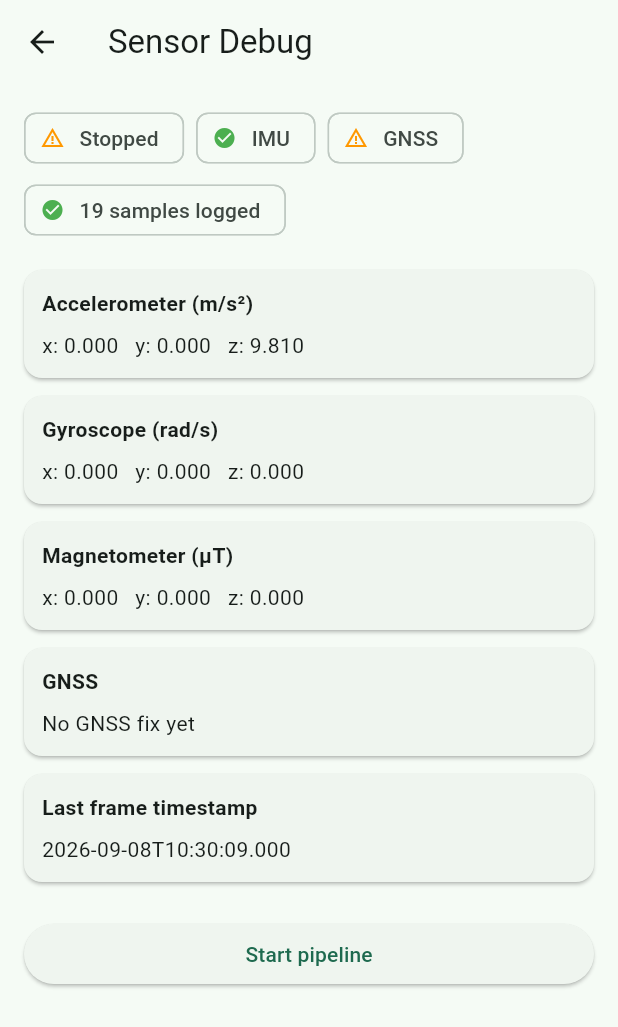
After one commit to Jagrit-15/Protocol-Synapsix-VECTOR-, a Flutter app: the SensorDebugScreen screen opened by its route, after a tap on "Stop pipeline", on a phone screen of 412 x 824 dp. The commit adds this screen. Shown: the top 1027 px of the screen. Run offline on Flutter 3.47's test engine with Material 3 defaults, Android fonts, the phone set to English and light mode, and no system bars; our stand-ins replace fl_chart, flutter_dotenv, flutter_map, flutter_riverpod, geolocator, latlong2 and 3 more; missing offline and left inert: flutter_background_service, tflite_flutter; accounts and stored records are empty.

Commit message:
phase 1 complete

```diff
--- a/mobile/lib/app.dart
+++ b/mobile/lib/app.dart
@@ -8,6 +8,7 @@ import 'features/navigation/presentation/debug_screen.dart';
 import 'features/navigation/presentation/home_map_screen.dart';
 import 'features/navigation/presentation/onboarding_screen.dart';
 import 'features/navigation/presentation/turn_by_turn_screen.dart';
+import 'features/sensors/presentation/sensor_debug_screen.dart';
 import 'features/settings/settings_screen.dart';
 import 'features/trips/presentation/trip_history_screen.dart';
 import 'features/trips/presentation/trip_summary_screen.dart';
@@ -31,6 +32,7 @@ class ProtocolSynapsixApp extends StatelessWidget {
           '/trip-summary': (_) => TripSummaryScreen(),
           '/settings': (_) => const SettingsScreen(),
           '/debug': (_) => const DebugScreen(),
+          '/sensor-debug': (_) => const SensorDebugScreen(),
         },
       ),
     );
--- a/mobile/lib/core/constants/app_constants.dart
+++ b/mobile/lib/core/constants/app_constants.dart
@@ -1,3 +1,5 @@
+import 'package:flutter_dotenv/flutter_dotenv.dart';
+
 /// App-wide constants. Secrets must never be hardcoded — use --dart-define or .env.
 class AppConstants {
   static const String appName = 'Protocol Synapsix';
@@ -14,14 +16,8 @@ class AppConstants {
   static const double tightCovarianceM = 6.0;
   static const double maxCovarianceM = 85.0;
 
-  static const String supabaseUrl = String.fromEnvironment(
-    'SUPABASE_URL',
-    defaultValue: '',
-  );
-  static const String supabaseAnonKey = String.fromEnvironment(
-    'SUPABASE_ANON_KEY',
-    defaultValue: '',
-  );
+  static String get supabaseUrl => dotenv.env['SUPABASE_URL'] ?? '';
+  static String get supabaseAnonKey => dotenv.env['SUPABASE_ANON_KEY'] ?? '';
 
   static const String osmTileUrl =
       'https://tile.openstreetmap.org/{z}/{x}/{y}.png';
--- /dev/null
+++ b/mobile/lib/features/sensors/data/raw_sensor_log_db.dart
@@ -0,0 +1,64 @@
+// SQLite storage for raw sensor frames — Phase 1 requirement: "raw sensor
+// logger → local SQLite (needed for later ML training data collection too)".
+//
+// Kept separate from any trip-level SQLite tables so this can log
+// continuously regardless of whether a "trip" concept exists yet.
+
+import 'dart:async';
+
+import 'package:path/path.dart' as p;
+import 'package:path_provider/path_provider.dart';
+import 'package:sqflite/sqflite.dart';
+
+class RawSensorLogDb {
+  RawSensorLogDb._();
+  static final RawSensorLogDb instance = RawSensorLogDb._();
+
+  Database? _db;
+
+  Future<Database> get database async {
+    if (_db != null) return _db!;
+    _db = await _open();
+    return _db!;
+  }
+
+  Future<Database> _open() async {
+    final dir = await getApplicationDocumentsDirectory();
+    final path = p.join(dir.path, 'raw_sensor_log.db');
+
+    return openDatabase(
+      path,
+      version: 1,
+      onCreate: (db, version) async {
+        await db.execute('''
+          CREATE TABLE raw_sensor_samples (
+            id INTEGER PRIMARY KEY AUTOINCREMENT,
+            ts_ms INTEGER NOT NULL,
+            accel_x REAL NOT NULL,
+            accel_y REAL NOT NULL,
+            accel_z REAL NOT NULL,
+            gyro_x REAL NOT NULL,
+            gyro_y REAL NOT NULL,
+            gyro_z REAL NOT NULL,
+            mag_x REAL NOT NULL,
+            mag_y REAL NOT NULL,
+            mag_z REAL NOT NULL,
+            baro_hpa REAL,
+            gnss_lat REAL,
+            gnss_lon REAL,
+            gnss_accuracy_m REAL,
+            gnss_heading_deg REAL
+          )
+        ''');
+        await db.execute(
+          'CREATE INDEX idx_raw_sensor_samples_ts ON raw_sensor_samples(ts_ms)',
+        );
+      },
+    );
+  }
+
+  Future<void> close() async {
+    await _db?.close();
+    _db = null;
+  }
+}
--- /dev/null
+++ b/mobile/lib/features/sensors/data/raw_sensor_logger.dart
@@ -0,0 +1,95 @@
+// Subscribes to a SensorIngestionAgent's frame stream and writes each frame
+// to local SQLite. Writes are batched to avoid a disk write on every tick.
+
+import 'dart:async';
+
+import 'package:sqflite/sqflite.dart';
+
+import '../domain/sensor_frame.dart';
+import '../domain/sensor_ingestion_agent.dart';
+import 'raw_sensor_log_db.dart';
+
+class RawSensorLogger {
+  RawSensorLogger({
+    required SensorIngestionAgent agent,
+    this.batchSize = 20,
+  }) : _agent = agent;
+
+  final SensorIngestionAgent _agent;
+  final int batchSize;
+
+  StreamSubscription<SensorFrame>? _sub;
+  final List<SensorFrame> _pending = [];
+
+  bool get isLogging => _sub != null;
+
+  /// Begin logging every frame emitted by the agent's [frames] stream.
+  /// Does NOT call agent.start() itself — call that separately so logging
+  /// can be attached/detached independently of sensor streaming lifecycle.
+  void start() {
+    _sub?.cancel();
+    _sub = _agent.frames.listen(_onFrame);
+  }
+
+  void _onFrame(SensorFrame frame) {
+    _pending.add(frame);
+    if (_pending.length >= batchSize) {
+      _flush();
+    }
+  }
+
+  Future<void> _flush() async {
+    if (_pending.isEmpty) return;
+    final toWrite = List<SensorFrame>.from(_pending);
+    _pending.clear();
+
+    final db = await RawSensorLogDb.instance.database;
+    final batch = db.batch();
+    for (final frame in toWrite) {
+      batch.insert('raw_sensor_samples', {
+        'ts_ms': frame.timestamp.millisecondsSinceEpoch,
+        'accel_x': frame.accel.x,
+        'accel_y': frame.accel.y,
+        'accel_z': frame.accel.z,
+        'gyro_x': frame.gyro.x,
+        'gyro_y': frame.gyro.y,
+        'gyro_z': frame.gyro.z,
+        'mag_x': frame.mag.x,
+        'mag_y': frame.mag.y,
+        'mag_z': frame.mag.z,
+        'baro_hpa': frame.baroHpa,
+        'gnss_lat': frame.gnss?.lat,
+        'gnss_lon': frame.gnss?.lon,
+        'gnss_accuracy_m': frame.gnss?.accuracyM,
+        'gnss_heading_deg': frame.gnss?.headingDeg,
+      });
+    }
+    await batch.commit(noResult: true);
+  }
+
+  /// Stop logging. Flushes any remaining buffered frames first.
+  Future<void> stop() async {
+    await _flush();
+    await _sub?.cancel();
+    _sub = null;
+  }
+
+  /// Fetch the most recent [limit] samples, newest first — useful for the
+  /// debug screen or exporting training data later.
+  Future<List<Map<String, Object?>>> recent({int limit = 100}) async {
+    final db = await RawSensorLogDb.instance.database;
+    return db.query(
+      'raw_sensor_samples',
+      orderBy: 'ts_ms DESC',
+      limit: limit,
+    );
+  }
+
+  /// Total row count — handy for a "N samples logged" indicator in the UI.
+  Future<int> count() async {
+    final db = await RawSensorLogDb.instance.database;
+    final result =
+        await db.rawQuery('SELECT COUNT(*) as c FROM raw_sensor_samples');
+    return Sqflite.firstIntValue(result) ?? 0;
+  }
+}
--- a/mobile/lib/features/sensors/domain/sensor_ingestion_agent.dart
+++ b/mobile/lib/features/sensors/domain/sensor_ingestion_agent.dart
@@ -1,19 +1,28 @@
-// TODO(agentic-workflow): replace with real implementation — see Sensor Ingestion Agent spec
+// Sensor Ingestion Agent (real implementation).
 //
-// Real job: subscribe to accel/gyro/mag/baro + GNSS streams, time-align them
-// onto a common clock, and emit SensorFrame at a fixed rate. Handle sensor
-// dropouts, permission failures, and sample-rate mismatch.
+// Subscribes to accel/gyro/mag/GNSS via SensorDataSource's continuous
+// streams, and emits a timestamp-aligned SensorFrame at a fixed rate
+// (AppConstants.pipelineTick) via the `frames` stream.
 //
-// DEMO: if [mockOverride] is provided, return it untouched. Otherwise pass
-// through a single sensors_plus / geolocator snapshot (or a zero frame if
-// hardware is unavailable). No filtering, no interpolation.
+// DEMO: if [mockOverride] is provided to ingest(), it is returned untouched
+// — this keeps the existing demo-scenario override path working.
 
+import 'dart:async';
+
+import '../../../core/constants/app_constants.dart';
 import '../../../core/error/app_exception.dart';
 import '../data/sensor_data_source.dart';
 import 'sensor_frame.dart';
 
 abstract class SensorIngestionAgent {
   Future<SensorFrame> ingest({SensorFrame? mockOverride});
+
+  /// Continuous stream of timestamp-aligned frames, emitted at a fixed tick
+  /// rate. Call start() before listening.
+  Stream<SensorFrame> get frames;
+
+  Future<void> start();
+  Future<void> stop();
 }
 
 class PassthroughSensorIngestionAgent implements SensorIngestionAgent {
@@ -21,6 +30,35 @@ class PassthroughSensorIngestionAgent implements SensorIngestionAgent {
       : _dataSource = dataSource ?? SensorDataSource();
 
   final SensorDataSource _dataSource;
+  final StreamController<SensorFrame> _controller =
+      StreamController<SensorFrame>.broadcast();
+  Timer? _ticker;
+
+  @override
+  Stream<SensorFrame> get frames => _controller.stream;
+
+  @override
+  Future<void> start() async {
+    try {
+      await _dataSource.start();
+    } catch (e) {
+      throw SensorException('Failed to start sensor streams', cause: e);
+    }
+
+    _ticker?.cancel();
+    _ticker = Timer.periodic(AppConstants.pipelineTick, (_) {
+      if (!_controller.isClosed) {
+        _controller.add(_dataSource.currentFrame());
+      }
+    });
+  }
+
+  @override
+  Future<void> stop() async {
+    _ticker?.cancel();
+    _ticker = null;
+    await _dataSource.dispose();
+  }
 
   @override
   Future<SensorFrame> ingest({SensorFrame? mockOverride}) async {
@@ -28,7 +66,7 @@ class PassthroughSensorIngestionAgent implements SensorIngestionAgent {
       return mockOverride;
     }
     try {
-      return await _dataSource.readOnce();
+      return _dataSource.currentFrame();
     } catch (e) {
       throw SensorException('Failed to read sensors', cause: e);
     }
--- /dev/null
+++ b/mobile/lib/features/sensors/presentation/sensor_debug_screen.dart
@@ -0,0 +1,178 @@
+import 'dart:async';
+
+import 'package:flutter/material.dart';
+
+import '../../../services/sensor_pipeline_service.dart';
+import '../domain/sensor_frame.dart';
+import 'sensor_status_chip.dart';
+
+class SensorDebugScreen extends StatefulWidget {
+  const SensorDebugScreen({super.key});
+
+  @override
+  State<SensorDebugScreen> createState() => _SensorDebugScreenState();
+}
+
+class _SensorDebugScreenState extends State<SensorDebugScreen> {
+  final _service = SensorPipelineService.instance;
+  StreamSubscription<SensorFrame>? _sub;
+  SensorFrame? _latest;
+  int _loggedCount = 0;
+  Timer? _countTimer;
+
+  @override
+  void initState() {
+    super.initState();
+    _sub = _service.frames.listen((frame) {
+      if (mounted) setState(() => _latest = frame);
+    });
+    _refreshCount();
+    _countTimer = Timer.periodic(
+      const Duration(seconds: 2),
+      (_) => _refreshCount(),
+    );
+  }
+
+  Future<void> _refreshCount() async {
+    final c = await _service.logger.count();
+    if (mounted) setState(() => _loggedCount = c);
+  }
+
+  @override
+  void dispose() {
+    _sub?.cancel();
+    _countTimer?.cancel();
+    super.dispose();
+  }
+
+  @override
+  Widget build(BuildContext context) {
+    final frame = _latest;
+    final hasAccel = frame != null;
+    final hasGnss = frame?.gnss != null;
+
+    return Scaffold(
+      appBar: AppBar(title: const Text('Sensor Debug')),
+      body: ListView(
+        padding: const EdgeInsets.all(16),
+        children: [
+          Wrap(
+            spacing: 8,
+            runSpacing: 8,
+            children: [
+              SensorStatusChip(
+                label: _service.isRunning ? 'Pipeline running' : 'Stopped',
+                ok: _service.isRunning,
+              ),
+              SensorStatusChip(label: 'IMU', ok: hasAccel),
+              SensorStatusChip(label: 'GNSS', ok: hasGnss),
+              SensorStatusChip(
+                label: '$_loggedCount samples logged',
+                ok: _loggedCount > 0,
+              ),
+            ],
+          ),
+          const SizedBox(height: 20),
+          _SectionCard(
+            title: 'Accelerometer (m/s²)',
+            child: _Vector3Row(frame?.accel),
+          ),
+          _SectionCard(
+            title: 'Gyroscope (rad/s)',
+            child: _Vector3Row(frame?.gyro),
+          ),
+          _SectionCard(
+            title: 'Magnetometer (µT)',
+            child: _Vector3Row(frame?.mag),
+          ),
+          _SectionCard(
+            title: 'GNSS',
+            child: hasGnss
+                ? Column(
+                    crossAxisAlignment: CrossAxisAlignment.start,
+                    children: [
+                      Text('Lat: ${frame!.gnss!.lat.toStringAsFixed(6)}'),
+                      Text('Lon: ${frame.gnss!.lon.toStringAsFixed(6)}'),
+                      Text(
+                        'Accuracy: ${frame.gnss!.accuracyM.toStringAsFixed(1)} m',
+                      ),
+                      Text(
+                        'Heading: ${frame.gnss!.headingDeg?.toStringAsFixed(1) ?? '—'}°',
+                      ),
+                    ],
+                  )
+                : const Text('No GNSS fix yet'),
+          ),
+          _SectionCard(
+            title: 'Last frame timestamp',
+            child: Text(frame?.timestamp.toIso8601String() ?? '—'),
+          ),
+          const SizedBox(height: 12),
+          Row(
+            children: [
+              Expanded(
+                child: ElevatedButton(
+                  onPressed: () async {
+                    if (_service.isRunning) {
+                      await _service.stop();
+                    } else {
+                      await _service.start();
+                    }
+                    if (mounted) setState(() {});
+                  },
+                  child: Text(
+                    _service.isRunning ? 'Stop pipeline' : 'Start pipeline',
+                  ),
+                ),
+              ),
+            ],
+          ),
+        ],
+      ),
+    );
+  }
+}
+
+class _SectionCard extends StatelessWidget {
+  const _SectionCard({required this.title, required this.child});
+
+  final String title;
+  final Widget child;
+
+  @override
+  Widget build(BuildContext context) {
+    return Card(
+      margin: const EdgeInsets.only(bottom: 12),
+      child: Padding(
+        padding: const EdgeInsets.all(12),
+        child: Column(
+          crossAxisAlignment: CrossAxisAlignment.start,
+          children: [
+            Text(
+              title,
+              style: const TextStyle(fontWeight: FontWeight.bold),
+            ),
+            const SizedBox(height: 8),
+            child,
+          ],
+        ),
+      ),
+    );
+  }
+}
+
+class _Vector3Row extends StatelessWidget {
+  const _Vector3Row(this.v);
+
+  final Vector3? v;
+
+  @override
+  Widget build(BuildContext context) {
+    if (v == null) return const Text('—');
+    return Text(
+      'x: ${v!.x.toStringAsFixed(3)}   '
+      'y: ${v!.y.toStringAsFixed(3)}   '
+      'z: ${v!.z.toStringAsFixed(3)}',
+    );
+  }
+}
--- a/mobile/lib/main.dart
+++ b/mobile/lib/main.dart
@@ -1,10 +1,21 @@
 import 'package:flutter/material.dart';
+import 'package:flutter_dotenv/flutter_dotenv.dart';
 
 import 'app.dart';
+import 'services/sensor_pipeline_service.dart';
 import 'services/supabase_client.dart';
 
 void main() async {
   WidgetsFlutterBinding.ensureInitialized();
+  await dotenv.load(fileName: ".env");
   await AppSupabaseClient().init();
+
+  // Start real sensor streaming + SQLite logging app-wide. Failures here
+  // (e.g. permissions denied) are swallowed so the app still launches —
+  // the debug screen will show sensors as unavailable instead of crashing.
+  try {
+    await SensorPipelineService.instance.start();
+  } catch (_) {}
+
   runApp(const ProtocolSynapsixApp());
 }
--- /dev/null
+++ b/mobile/lib/services/sensor_pipeline_service.dart
@@ -0,0 +1,40 @@
+// App-wide singleton wiring the real sensor pipeline: ingestion agent
+// (continuous streams) + raw sensor logger (SQLite). Started once at app
+// launch; the debug screen (and later, real fusion code) reads from this
+// instead of each creating its own agent.
+
+import '../features/sensors/data/raw_sensor_logger.dart';
+import '../features/sensors/domain/sensor_frame.dart';
+import '../features/sensors/domain/sensor_ingestion_agent.dart';
+
+class SensorPipelineService {
+  SensorPipelineService._internal()
+      : agent = PassthroughSensorIngestionAgent() {
+    logger = RawSensorLogger(agent: agent);
+  }
+
+  static final SensorPipelineService instance =
+      SensorPipelineService._internal();
+
+  final SensorIngestionAgent agent;
+  late final RawSensorLogger logger;
+
+  bool _started = false;
+  bool get isRunning => _started;
+
+  Future<void> start() async {
+    if (_started) return;
+    await agent.start();
+    logger.start();
+    _started = true;
+  }
+
+  Future<void> stop() async {
+    if (!_started) return;
+    await logger.stop();
+    await agent.stop();
+    _started = false;
+  }
+
+  Stream<SensorFrame> get frames => agent.frames;
+}
```
Also changed, not shown: mobile/lib/features/sensors/data/sensor_data_source.dart (+68 -28 lines), mobile/lib/services/supabase_client.dart (+5 -4 lines), mobile/pubspec.yaml (+11 -4 lines), mobile/pubspec.lock, 3 other files.
